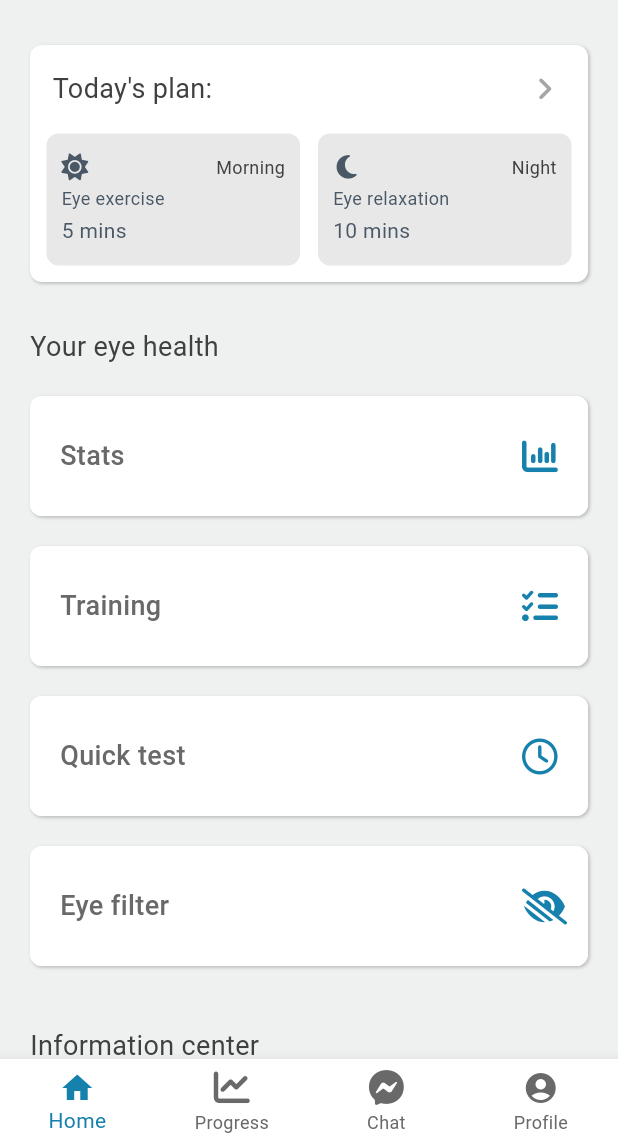
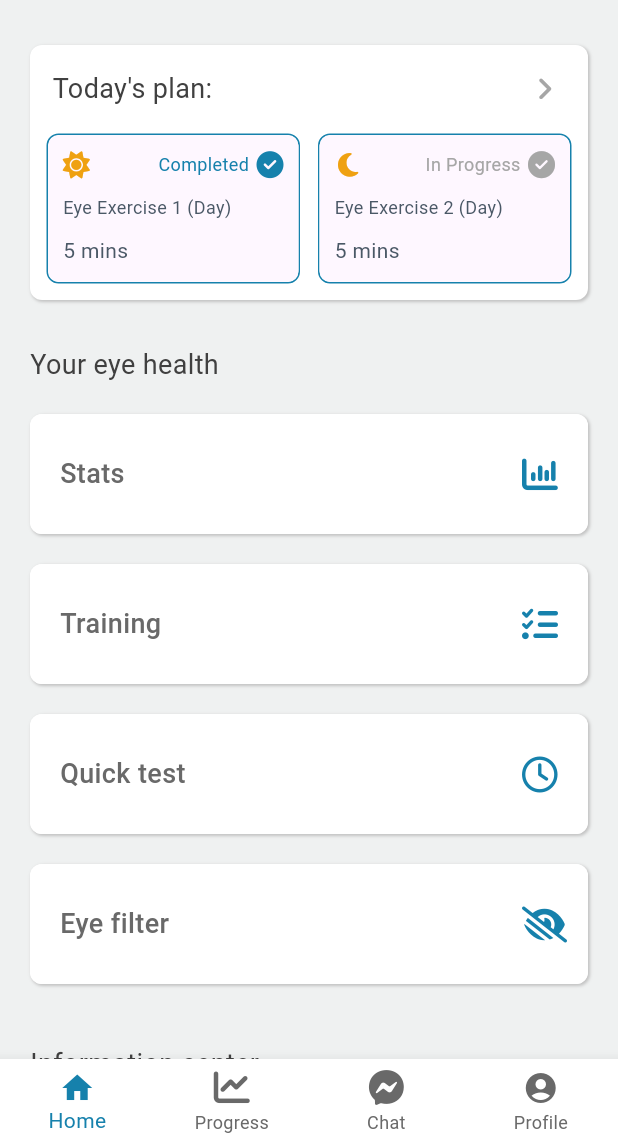
Before and after one commit to Jarwesbub/healthcare_superplatform, a Flutter app: the EyesightPageManager screen opened directly, on a phone screen of 412 x 824 dp, the part 90-1236 px from its top. Run offline on Flutter 3.47's test engine with Material 3 defaults, Android fonts, the phone set to English and light mode, and no system bars; our stand-ins replace bubble, fl_chart, flutter_local_notifications, flutter_svg, font_awesome_flutter, permission_handler and 1 more; missing offline and left inert: dialogflow_flutter_plus; accounts and stored records are empty.

Commit message:
Updated Today's plan widget, color changes

```diff
--- a/lib/demos/eyesight_stats/models/eyesight_colors.dart
+++ b/lib/demos/eyesight_stats/models/eyesight_colors.dart
@@ -1,17 +1,19 @@
 import 'package:flutter/material.dart';
 
 class EyesightColors {
-  Color onSurface = Color(0xFF404040);
-  Color surface = const Color(0xFFEFF1F1);
-  Color customPrimary = const Color(0xFF1681AC);
-  Color customSecondary = const Color(0xFF696969);
-  Color primary = const Color.fromARGB(255, 0, 183, 255);
-  Color secondary = const Color.fromARGB(255, 0, 55, 255);
-  Color grey0 = const Color(0xffE8E8E8);
-  Color grey1 = const Color(0xffA6A6A6);
-  Color grey2 = const Color(0xff4A5866);
-  Color boxColor = Colors.white;
-  Color boxShadow = const Color.fromARGB(255, 194, 194, 194);
+  final Color onSurface = Color(0xFF404040);
+  final Color surface = const Color(0xFFEFF1F1);
+  final Color customPrimary = const Color(0xFF1681AC);
+  final Color customSecondary = const Color(0xFF696969);
+  final Color primary = const Color(0xFF1681AC);
+  final Color secondary = const Color.fromARGB(255, 0, 55, 255);
+  final Color plain = Colors.white;
+  final Color grey0 = const Color(0xffE8E8E8);
+  final Color grey1 = const Color(0xffA6A6A6);
+  final Color grey2 = const Color(0xff4A5866);
+  final Color yellow0 = const Color(0xffEFA111);
+  final Color boxColor = Colors.white;
+  final Color boxShadow = const Color.fromARGB(255, 194, 194, 194);
   final Color background = const Color(0xFFF5F5F5); // Example background color
   final Color textPrimary = const Color(
     0xFF212121,
@@ -19,4 +21,10 @@ class EyesightColors {
   final Color textSecondary = const Color(
     0xFF757575,
   ); // Example text secondary color
+
+  // Gradient blue color between two values.
+  final List<Color> blueGradient = [
+    const Color(0xFF006C9D),
+    const Color(0xFF5A9DB7),
+  ];
 }
--- a/lib/demos/eyesight_stats/pages/eyesight_home_page.dart
+++ b/lib/demos/eyesight_stats/pages/eyesight_home_page.dart
@@ -9,8 +9,30 @@ import 'package:healthcare_superplatform/demos/eyesight_stats/pages/vision_test_
 import 'package:healthcare_superplatform/demos/eyesight_stats/widgets/eyesight_mini_button_widget.dart';
 import 'package:healthcare_superplatform/demos/eyesight_stats/widgets/eyesight_page_button_widget.dart';
 
-class EyesightHomePage extends StatelessWidget {
+class EyesightHomePage extends StatefulWidget {
   const EyesightHomePage({super.key});
+
+  @override
+  State<EyesightHomePage> createState() => _HomePageState();
+}
+
+class _HomePageState extends State<EyesightHomePage> {
+  final List<EyesightMiniButtonWidget> miniButtons = [
+    EyesightMiniButtonWidget(
+      excercise: 'Eye Exercise 1 (Day)',
+      time: 5,
+      icon: FontAwesomeIcons.solidSun,
+      isCompleted: true,
+      page: null,
+    ),
+    EyesightMiniButtonWidget(
+      excercise: 'Eye Exercise 2 (Day)',
+      time: 5,
+      icon: FontAwesomeIcons.solidMoon,
+      isCompleted: false,
+      page: null,
+    ),
+  ];
 
   @override
   Widget build(BuildContext context) {
@@ -65,26 +87,9 @@ class EyesightHomePage extends StatelessWidget {
             ],
           ),
           Row(
-            children: [
-              Expanded(
-                child: EyesightMiniButtonWidget(
-                  day: 'Morning',
-                  excercise: 'Eye exercise',
-                  mins: 5,
-                  icon: FontAwesomeIcons.solidSun,
-                  page: null,
-                ),
-              ),
-              Expanded(
-                child: EyesightMiniButtonWidget(
-                  day: 'Night',
-                  excercise: 'Eye relaxation',
-                  mins: 10,
-                  icon: FontAwesomeIcons.solidMoon,
-                  page: null,
-                ),
-              ),
-            ],
+            children: List.generate(miniButtons.length, (index) {
+              return Expanded(child: miniButtons[index]);
+            }),
           ),
         ],
       ),
--- a/lib/demos/eyesight_stats/widgets/eyesight_mini_button_widget.dart
+++ b/lib/demos/eyesight_stats/widgets/eyesight_mini_button_widget.dart
@@ -1,39 +1,46 @@
 import 'package:flutter/material.dart';
+import 'package:font_awesome_flutter/font_awesome_flutter.dart';
 import 'package:healthcare_superplatform/demos/eyesight_stats/models/eyesight_colors.dart';
 import 'package:healthcare_superplatform/demos/eyesight_stats/models/eyesight_text_style.dart';
 
 class EyesightMiniButtonWidget extends StatelessWidget {
   const EyesightMiniButtonWidget({
     super.key,
-    required this.day,
     required this.excercise,
-    required this.mins,
+    required this.time,
     required this.icon,
+    required this.isCompleted,
     this.page,
   });
-  final String day;
-  final String excercise;
-  final int mins;
+  final String excercise; // Exercise name.
+  final int time; // Minutes.
   final IconData icon;
+  final bool isCompleted;
   final Widget? page;
 
   @override
   Widget build(BuildContext context) {
+    final progressColor =
+        isCompleted ? EyesightColors().primary : EyesightColors().grey1;
     return Container(
       height: 100,
-      padding: const EdgeInsets.all(6),
+      margin: const EdgeInsets.all(6),
+      decoration: BoxDecoration(
+        color: EyesightColors().plain,
+        border: Border.all(color: EyesightColors().primary, width: 1),
+        borderRadius: BorderRadius.circular(8),
+      ),
       child: Material(
-        color: EyesightColors().grey0,
         borderRadius: BorderRadius.circular(8),
         child: InkWell(
           onTap: () {
             if (page == null) {
-              debugPrint('Tapped $excercise ($day) button');
+              debugPrint('Tapped $excercise button');
               return;
             }
           },
           child: Padding(
-            padding: const EdgeInsets.all(10),
+            padding: const EdgeInsets.symmetric(horizontal: 10),
             child: Column(
               crossAxisAlignment: CrossAxisAlignment.start,
               mainAxisAlignment: MainAxisAlignment.spaceEvenly,
@@ -41,8 +48,21 @@ class EyesightMiniButtonWidget extends StatelessWidget {
                 Row(
                   mainAxisAlignment: MainAxisAlignment.spaceBetween,
                   children: [
-                    Icon(icon, color: EyesightColors().grey2, size: 18),
-                    Text(day, style: EyesightTextStyle().miniHeader),
+                    Icon(icon, color: EyesightColors().yellow0, size: 18),
+                    Row(
+                      children: [
+                        Text(
+                          isCompleted ? 'Completed' : 'In Progress',
+                          style: TextStyle(color: progressColor, fontSize: 12),
+                        ),
+                        const SizedBox(width: 5),
+                        Icon(
+                          FontAwesomeIcons.solidCircleCheck,
+                          color: progressColor,
+                          size: 18,
+                        ),
+                      ],
+                    ),
                   ],
                 ),
                 Text(
@@ -51,7 +71,7 @@ class EyesightMiniButtonWidget extends StatelessWidget {
                   style: EyesightTextStyle().miniLabelSecondary,
                 ),
                 Text(
-                  '$mins mins',
+                  '$time mins',
                   textAlign: TextAlign.start,
                   style: EyesightTextStyle().miniLabelMain,
                 ),
```
